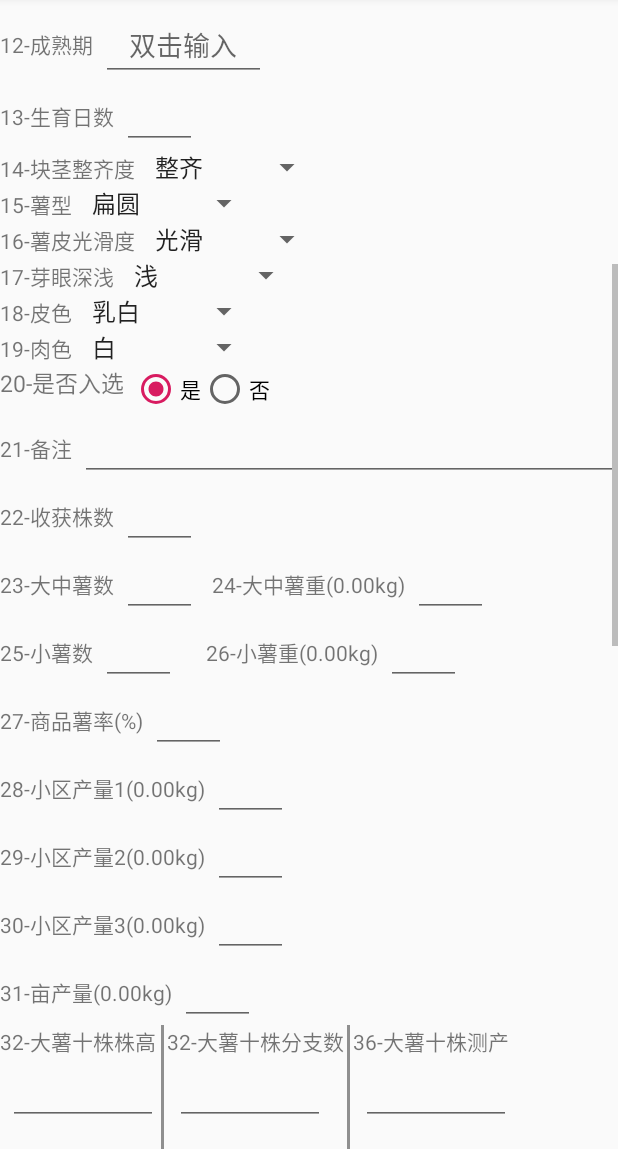
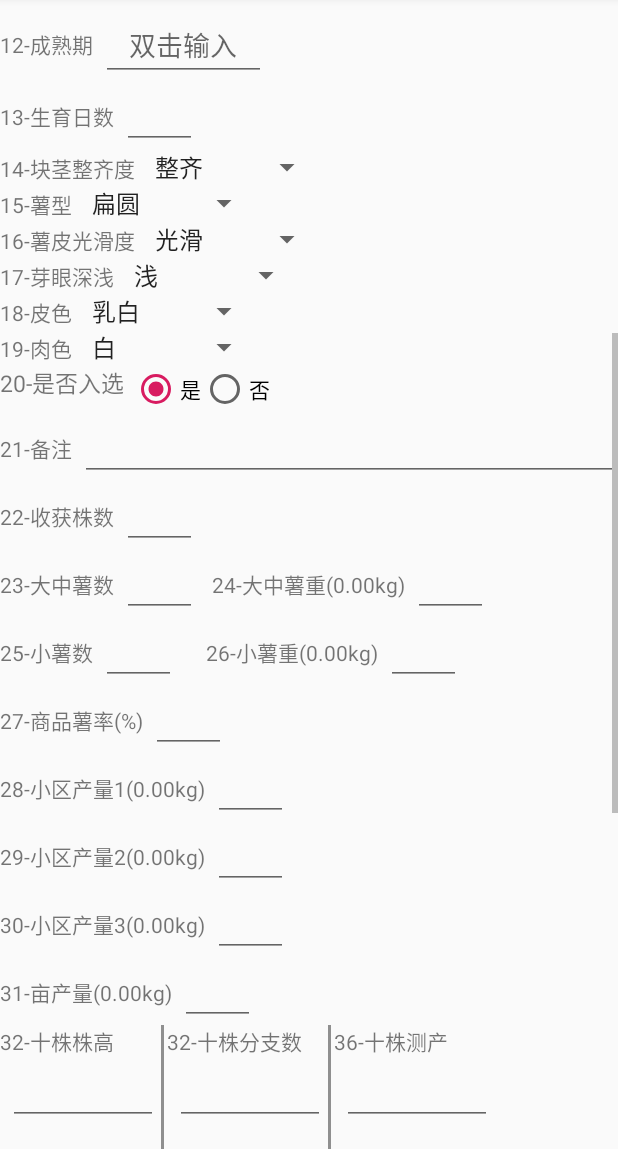
Before and after one commit to CurryYoo/Potato_System, an Android app: the SaveDataActivity screen opened directly, with no data from a screen before it, scrolled down 537 dp, on a phone screen of 412 x 824 dp, the part 87-1236 px from its top. Run offline under Robolectric (Android 15) with nearby library versions, the phone set to English and light mode, and no system bars; pictures from the network do not load.

Commit message:
change interface of commit data

```diff
--- a/app/src/main/java/com/example/kerne/potato/temporarystorage/SaveDataActivity.java
+++ b/app/src/main/java/com/example/kerne/potato/temporarystorage/SaveDataActivity.java
@@ -428,7 +428,7 @@ public class SaveDataActivity extends AppCompatActivity implements View.OnClickL
 
 
         //小薯十株株高
-        edtSmallPotatoHeight1 = (EditText) findViewById(R.id.small_height1);
+      /*  edtSmallPotatoHeight1 = (EditText) findViewById(R.id.small_height1);
         edtSmallPotatoHeight2 = (EditText) findViewById(R.id.small_height2);
         edtSmallPotatoHeight3 = (EditText) findViewById(R.id.small_height2);
         edtSmallPotatoHeight4 = (EditText) findViewById(R.id.small_height3);
@@ -471,7 +471,7 @@ public class SaveDataActivity extends AppCompatActivity implements View.OnClickL
         edtYieldMonitoringOfSmallPotato7 = (EditText) findViewById(R.id.yield_monitoring_of_small_plant7);
         edtYieldMonitoringOfSmallPotato8 = (EditText) findViewById(R.id.yield_monitoring_of_small_plant8);
         edtYieldMonitoringOfSmallPotato9 = (EditText) findViewById(R.id.yield_monitoring_of_small_plant9);
-        edtYieldMonitoringOfSmallPotato10 = (EditText) findViewById(R.id.yield_monitoring_of_small_plant10);
+        edtYieldMonitoringOfSmallPotato10 = (EditText) findViewById(R.id.yield_monitoring_of_small_plant10);*/
         //暂存监听
         Button btnSaveOffline = (Button) findViewById(R.id.save_offline);
         btnSaveOffline.setOnClickListener(this);
--- a/app/src/main/res/layout/activity_commit_data.xml
+++ b/app/src/main/res/layout/activity_commit_data.xml
@@ -795,7 +795,7 @@
                     <TextView
                         android:layout_width="wrap_content"
                         android:layout_height="wrap_content"
-                        android:text="32-大薯十株株高" />
+                        android:text="32-十株株高" />
 
                     <EditText
                         android:id="@+id/ten_plant_height1"
@@ -876,7 +876,7 @@
                     <TextView
                         android:layout_width="wrap_content"
                         android:layout_height="wrap_content"
-                        android:text="32-大薯十株分支数" />
+                        android:text="32-十株分支数" />
 
                     <EditText
                         android:id="@+id/branch_num_of_ten_plant1"
@@ -966,7 +966,7 @@
                     <TextView
                         android:layout_width="wrap_content"
                         android:layout_height="wrap_content"
-                        android:text="36-大薯十株测产" />
+                        android:text="36-十株测产" />
 
                     <EditText
                         android:id="@+id/yield_monitoring_of_ten_plant1"
@@ -1032,6 +1032,7 @@
             </LinearLayout>
 
             //小薯数据
+<!--
             <LinearLayout
                 android:layout_width="match_parent"
                 android:layout_height="wrap_content"
@@ -1110,7 +1111,7 @@
                         android:gravity="center_horizontal" />
                 </LinearLayout>
 
-                <!--分割线-->
+                &lt;!&ndash;分割线&ndash;&gt;
                 <View
                     android:layout_width="2dp"
                     android:layout_height="match_parent"
@@ -1200,7 +1201,7 @@
                 </LinearLayout>
 
 
-                <!--分割线-->
+                &lt;!&ndash;分割线&ndash;&gt;
                 <View
                     android:layout_width="2dp"
                     android:layout_height="match_parent"
@@ -1280,6 +1281,7 @@
                         android:gravity="center_horizontal" />
                 </LinearLayout>
             </LinearLayout>
+-->
 
             <LinearLayout
                 android:layout_width="match_parent"
@@ -1289,7 +1291,7 @@
                 <TextView
                     android:layout_width="wrap_content"
                     android:layout_height="wrap_content"
-                    android:text="33-大薯平均株高" />
+                    android:text="33-平均株高" />
 
                 <EditText
                     android:id="@+id/average_plant_height"
@@ -1313,7 +1315,7 @@
                 <TextView
                     android:layout_width="wrap_content"
                     android:layout_height="wrap_content"
-                    android:text="35-大薯平均分支数" />
+                    android:text="35-平均分支数" />
 
                 <EditText
                     android:id="@+id/average_branch_num"
```
Also changed, not shown: 1 other file.
